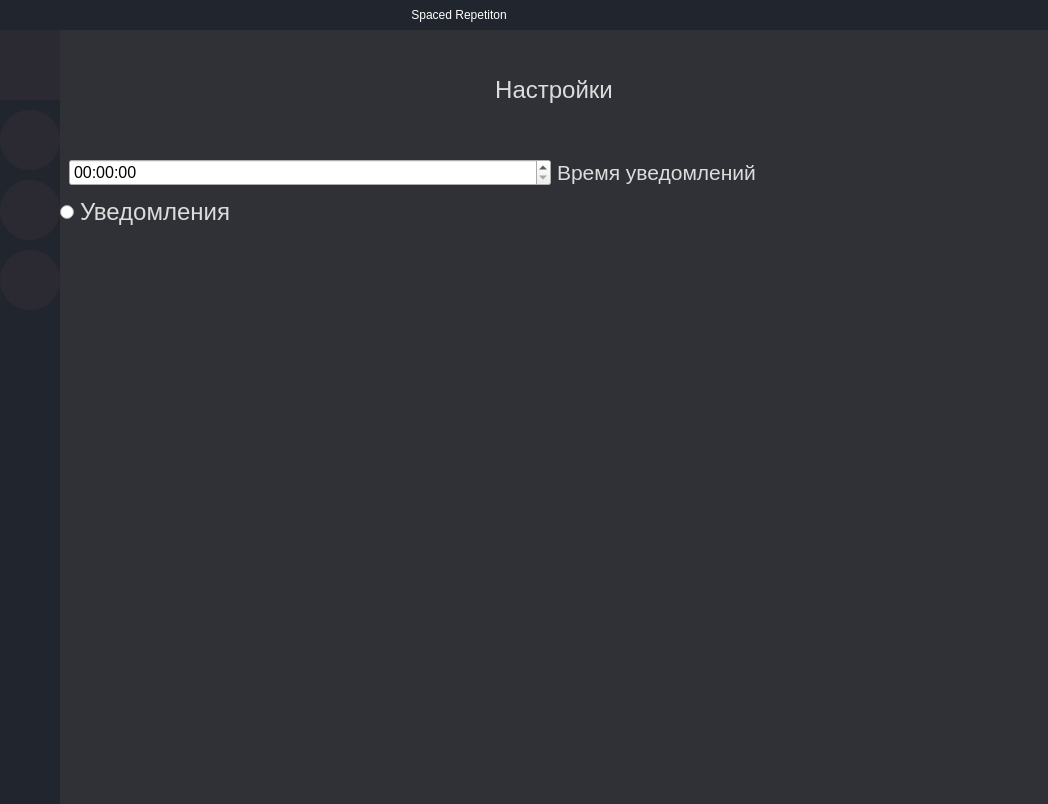
Above: ui/main.ui from DenisPald/spaced-repetition before the change. Below: the same form after it.
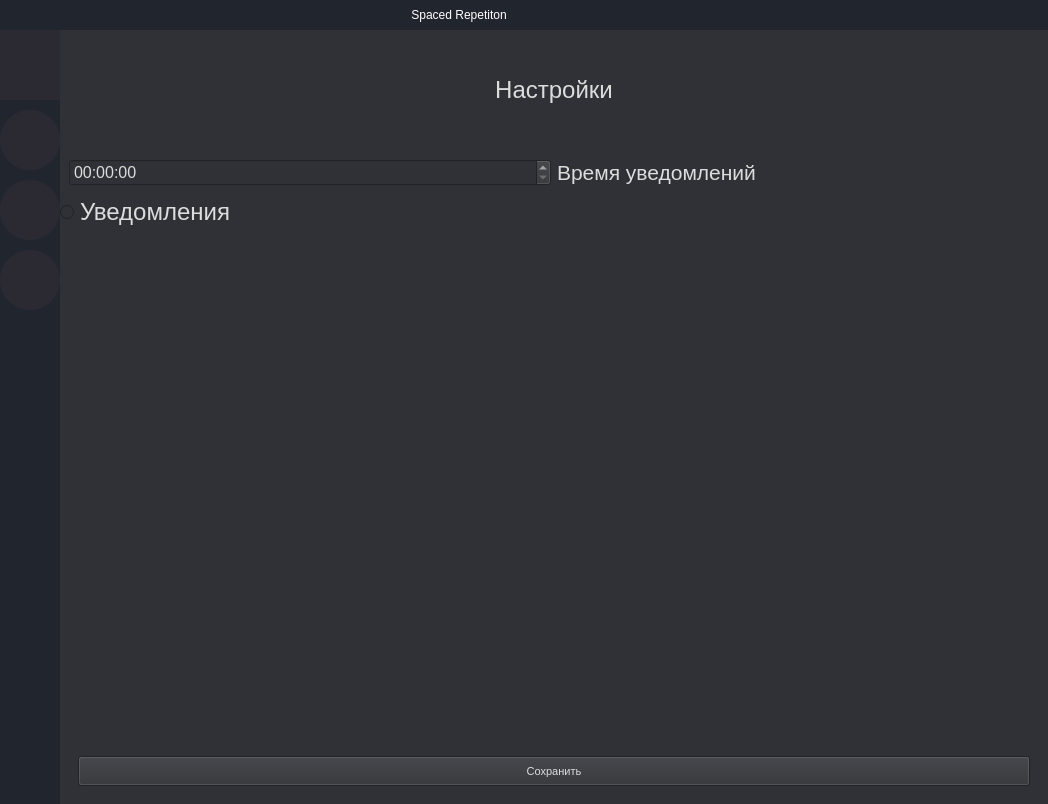
That is the form after the change. Icons and pictures are not drawn.

Commit message: Settings page c:/workspace/SpacedRepetition/spaced-repetition/.VenvSpacedRepetition/Scripts/python.exe c:/workspace/SpacedRepetition/spaced-repetition/main.py

The edit to the form file:
```diff
--- a/ui/main.ui
+++ b/ui/main.ui
@@ -831,7 +831,7 @@
               <item>
                <widget class="QFrame" name="settings">
                 <property name="styleSheet">
-                 <string notr="true">background: none;</string>
+                 <string notr="true"/>
                 </property>
                 <property name="frameShape">
                  <enum>QFrame::NoFrame</enum>
@@ -856,7 +856,7 @@
                   <number>0</number>
                  </property>
                  <item>
-                  <widget class="QFrame" name="time_settings">
+                  <widget class="QFrame" name="label_frame">
                    <property name="sizePolicy">
                     <sizepolicy hsizetype="Preferred" vsizetype="Minimum">
                      <horstretch>0</horstretch>
@@ -924,6 +924,9 @@
                      <verstretch>0</verstretch>
                     </sizepolicy>
                    </property>
+                   <property name="styleSheet">
+                    <string notr="true"/>
+                   </property>
                    <property name="frameShape">
                     <enum>QFrame::NoFrame</enum>
                    </property>
@@ -956,7 +959,7 @@
                       </property>
                       <layout class="QHBoxLayout" name="horizontalLayout_7">
                        <item>
-                        <widget class="QTimeEdit" name="timeEdit">
+                        <widget class="QTimeEdit" name="time_settings">
                          <property name="sizePolicy">
                           <sizepolicy hsizetype="Preferred" vsizetype="Preferred">
                            <horstretch>0</horstretch>
@@ -970,7 +973,7 @@
                           </font>
                          </property>
                          <property name="styleSheet">
-                          <string notr="true"/>
+                          <string notr="true">color: #DCDCDC;</string>
                          </property>
                         </widget>
                        </item>
@@ -1040,6 +1043,9 @@
                          <property name="text">
                           <string>Уведомления</string>
                          </property>
+                         <property name="checked">
+                          <bool>false</bool>
+                         </property>
                         </widget>
                        </item>
                       </layout>
@@ -1059,6 +1065,77 @@
                       <property name="frameShadow">
                        <enum>QFrame::Raised</enum>
                       </property>
+                      <layout class="QVBoxLayout" name="verticalLayout_12">
+                       <item>
+                        <widget class="QFrame" name="frame_7">
+                         <property name="frameShape">
+                          <enum>QFrame::StyledPanel</enum>
+                         </property>
+                         <property name="frameShadow">
+                          <enum>QFrame::Raised</enum>
+                         </property>
+                        </widget>
+                       </item>
+                       <item>
+                        <spacer name="verticalSpacer_3">
+                         <property name="orientation">
+                          <enum>Qt::Vertical</enum>
+                         </property>
+                         <property name="sizeHint" stdset="0">
+                          <size>
+                           <width>20</width>
+                           <height>40</height>
+                          </size>
+                         </property>
+                        </spacer>
+                       </item>
+                       <item>
+                        <widget class="QFrame" name="frame_8">
+                         <property name="sizePolicy">
+                          <sizepolicy hsizetype="Preferred" vsizetype="Preferred">
+                           <horstretch>0</horstretch>
+                           <verstretch>0</verstretch>
+                          </sizepolicy>
+                         </property>
+                         <property name="frameShape">
+                          <enum>QFrame::NoFrame</enum>
+                         </property>
+                         <property name="frameShadow">
+                          <enum>QFrame::Raised</enum>
+                         </property>
+                         <layout class="QHBoxLayout" name="horizontalLayout_9">
+                          <item>
+                           <widget class="QPushButton" name="save_button">
+                            <property name="sizePolicy">
+                             <sizepolicy hsizetype="Preferred" vsizetype="Fixed">
+                              <horstretch>0</horstretch>
+                              <verstretch>0</verstretch>
+                             </sizepolicy>
+                            </property>
+                            <property name="minimumSize">
+                             <size>
+                              <width>0</width>
+                              <height>30</height>
+                             </size>
+                            </property>
+                            <property name="font">
+                             <font>
+                              <family>Segoe UI</family>
+                              <pointsize>8</pointsize>
+                             </font>
+                            </property>
+                            <property name="styleSheet">
+                             <string notr="true">color: #DCDCDC;</string>
+                            </property>
+                            <property name="text">
+                             <string>Сохранить</string>
+                            </property>
+                           </widget>
+                          </item>
+                         </layout>
+                        </widget>
+                       </item>
+                      </layout>
                      </widget>
                     </item>
                    </layout>
```
Left out of the diff: 2 changed lines with no effect on the pictures. The commit also changes 4 other files.
